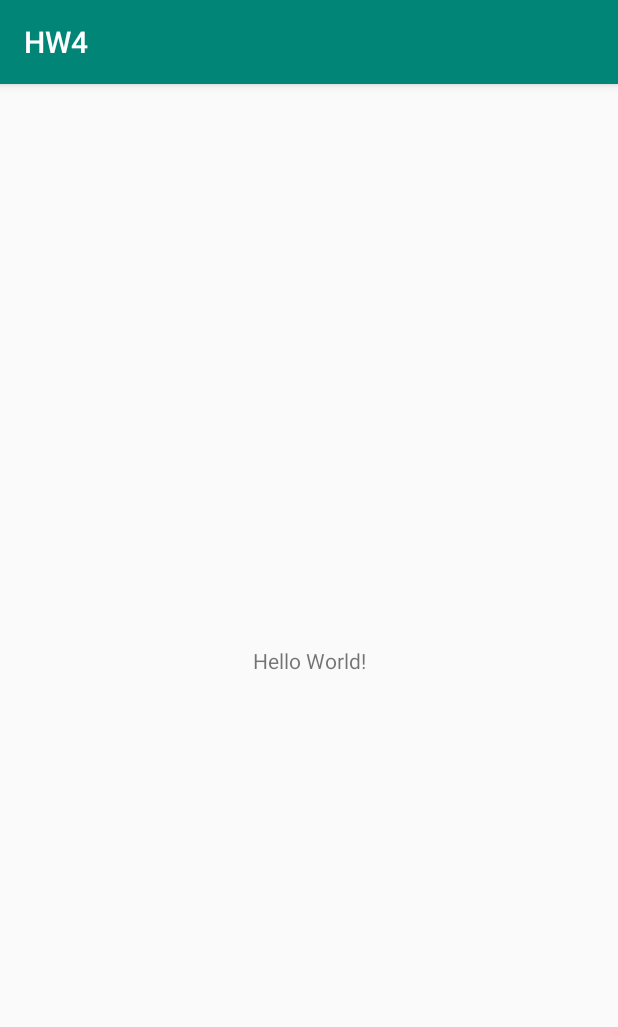
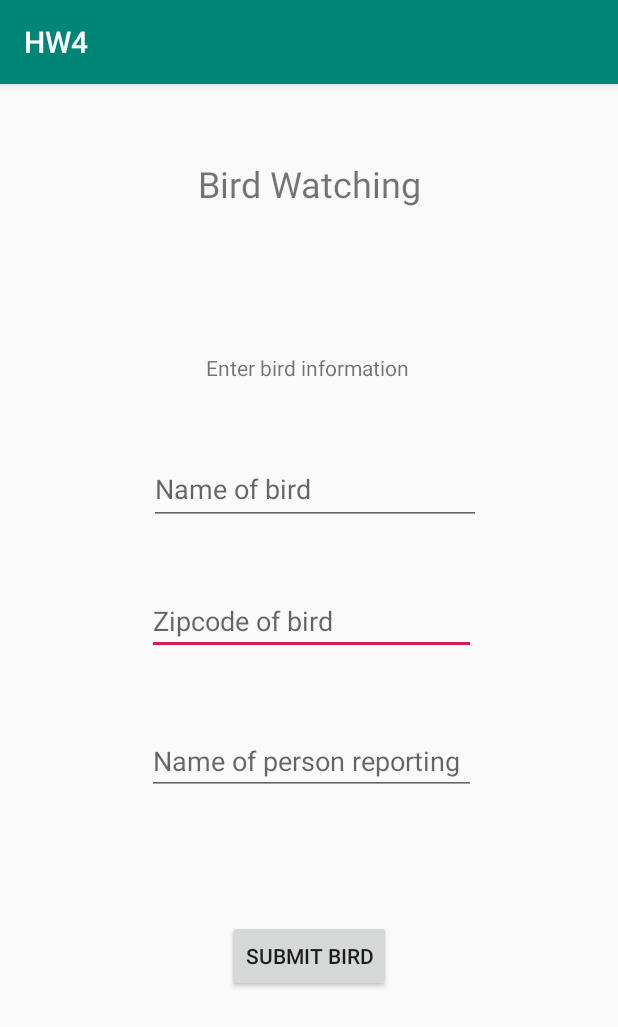
Before and after one commit to Drew-Pappas/TO626_Homework_4, an Android app: the screen it shows after launch (MainActivity), on a phone screen of 412 x 824 dp. Shown: the top 1027 px of the screen. Run offline under Robolectric (Android 15) with nearby library versions, the phone set to English and light mode, and no system bars.

Commit message:
Created UI and activities for bird reporter

```diff
--- a/app/build.gradle
+++ b/app/build.gradle
@@ -1,4 +1,5 @@
 apply plugin: 'com.android.application'
+apply plugin: 'com.google.gms.google-services'
 
 android {
     compileSdkVersion 29
@@ -23,6 +24,7 @@ dependencies {
     implementation fileTree(dir: 'libs', include: ['*.jar'])
     implementation 'androidx.appcompat:appcompat:1.1.0'
     implementation 'androidx.constraintlayout:constraintlayout:1.1.3'
+    implementation 'com.google.firebase:firebase-database:16.0.4'
     testImplementation 'junit:junit:4.12'
     androidTestImplementation 'androidx.test:runner:1.2.0'
     androidTestImplementation 'androidx.test.espresso:espresso-core:3.2.0'
--- a/app/src/main/AndroidManifest.xml
+++ b/app/src/main/AndroidManifest.xml
@@ -9,6 +9,7 @@
         android:roundIcon="@mipmap/ic_launcher_round"
         android:supportsRtl="true"
         android:theme="@style/AppTheme">
+        <activity android:name=".SearchForBirds"></activity>
         <activity android:name=".MainActivity">
             <intent-filter>
                 <action android:name="android.intent.action.MAIN" />
--- a/app/src/main/res/layout/activity_main.xml
+++ b/app/src/main/res/layout/activity_main.xml
@@ -6,13 +6,83 @@
     android:layout_height="match_parent"
     tools:context=".MainActivity">
 
-    <TextView
+    <EditText
+        android:id="@+id/editTextEntryBirdZipcode"
+        android:layout_width="219dp"
+        android:layout_height="44dp"
+        android:ems="10"
+        android:hint="@string/bird_zipcode"
+        android:inputType="textPersonName"
+        app:layout_constraintBottom_toBottomOf="parent"
+        app:layout_constraintEnd_toEndOf="parent"
+        app:layout_constraintHorizontal_bias="0.51"
+        app:layout_constraintStart_toStartOf="parent"
+        app:layout_constraintTop_toTopOf="parent"
+        app:layout_constraintVertical_bias="0.465" />
+
+    <EditText
+        android:id="@+id/editTextEntryBirdReporter"
+        android:layout_width="219dp"
+        android:layout_height="42dp"
+        android:ems="10"
+        android:hint="@string/bird_reporter"
+        android:inputType="textPersonName"
+        app:layout_constraintBottom_toBottomOf="parent"
+        app:layout_constraintEnd_toEndOf="parent"
+        app:layout_constraintHorizontal_bias="0.51"
+        app:layout_constraintStart_toStartOf="parent"
+        app:layout_constraintTop_toTopOf="parent"
+        app:layout_constraintVertical_bias="0.595" />
+
+    <EditText
+        android:id="@+id/editTextEntryBirdName"
+        android:layout_width="221dp"
+        android:layout_height="47dp"
+        android:ems="10"
+        android:hint="@string/bird_name"
+        android:inputType="textPersonName"
+        app:layout_constraintBottom_toBottomOf="parent"
+        app:layout_constraintEnd_toEndOf="parent"
+        app:layout_constraintHorizontal_bias="0.521"
+        app:layout_constraintStart_toStartOf="parent"
+        app:layout_constraintTop_toTopOf="parent"
+        app:layout_constraintVertical_bias="0.342" />
+
+    <Button
+        android:id="@+id/buttonSubmitBird"
         android:layout_width="wrap_content"
         android:layout_height="wrap_content"
-        android:text="Hello World!"
+        android:text="@string/submit_bird"
+        app:layout_constraintBottom_toBottomOf="parent"
+        app:layout_constraintEnd_toEndOf="parent"
+        app:layout_constraintStart_toStartOf="parent"
+        app:layout_constraintTop_toTopOf="parent"
+        app:layout_constraintVertical_bias="0.774" />
+
+    <TextView
+        android:id="@+id/textView"
+        android:layout_width="187dp"
+        android:layout_height="39dp"
+        android:text="@string/bird_watching"
+        android:textAlignment="center"
+        android:textSize="24sp"
         app:layout_constraintBottom_toBottomOf="parent"
         app:layout_constraintLeft_toLeftOf="parent"
         app:layout_constraintRight_toRightOf="parent"
-        app:layout_constraintTop_toTopOf="parent" />
+        app:layout_constraintTop_toTopOf="parent"
+        app:layout_constraintVertical_bias="0.069" />
+
+    <TextView
+        android:id="@+id/textView2"
+        android:layout_width="174dp"
+        android:layout_height="40dp"
+        android:text="@string/bird_enter"
+        android:textAlignment="center"
+        app:layout_constraintBottom_toBottomOf="parent"
+        app:layout_constraintEnd_toEndOf="parent"
+        app:layout_constraintHorizontal_bias="0.497"
+        app:layout_constraintStart_toStartOf="parent"
+        app:layout_constraintTop_toTopOf="parent"
+        app:layout_constraintVertical_bias="0.246" />
 
 </androidx.constraintlayout.widget.ConstraintLayout>
--- a/app/src/main/res/values/strings.xml
+++ b/app/src/main/res/values/strings.xml
@@ -1,3 +1,12 @@
 <resources>
     <string name="app_name">HW4</string>
+    <string name = "bird_watching">Bird Watching</string>
+    <string name="bird_name">Name of bird</string>
+    <string name="bird_zipcode">Zipcode of bird</string>
+    <string name="bird_reporter">Name of person reporting</string>
+    <string name="submit_bird">Submit Bird</string>
+    <string name="bird_enter">Enter bird information</string>
+    <string name="find_a_bird">Enter a zipcode to search for a bird</string>
+    <string name="find_bird">Find a bird</string>
+    <string name="enter_zipcode">Enter zipcode</string>
 </resources>
--- a/build.gradle
+++ b/build.gradle
@@ -8,6 +8,7 @@ buildscript {
     }
     dependencies {
         classpath 'com.android.tools.build:gradle:3.5.0'
+        classpath 'com.google.gms:google-services:4.2.0'
 
         // NOTE: Do not place your application dependencies here; they belong
         // in the individual module build.gradle files
```
Also changed, not shown: app/src/main/java/com/example/hw4/SearchForBirds.java (added, +14 -0 lines), app/src/main/res/layout/activity_search_for_birds.xml (added, +56 -0 lines), 1 other file.
